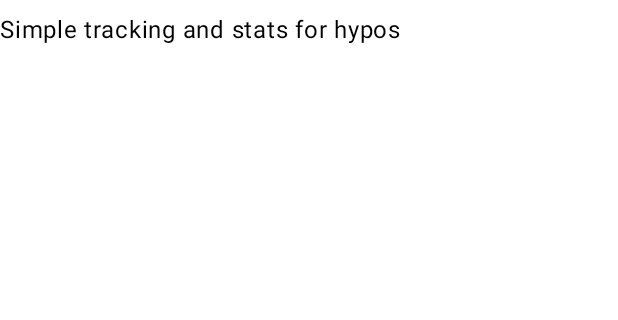
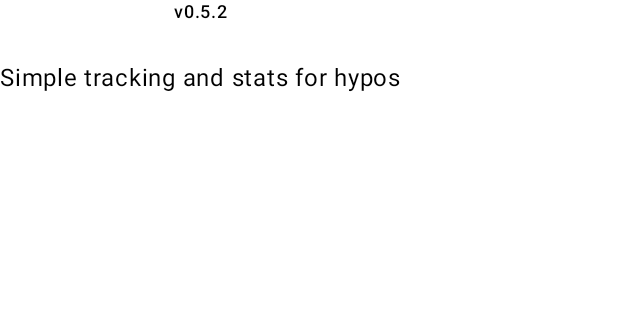
Before and after one commit to psfinaki/HypoStats, an Android app built with Jetpack Compose: the @Preview function AboutHeaderPreview, on a phone screen of 412 x 824 dp, the part 102-422 px from its top. Run offline under Robolectric (Android 15) with nearby library versions, the phone set to English and light mode, and no system bars.

Commit message:
Add app version to the About (#39)

```diff
--- a/app/build.gradle.kts
+++ b/app/build.gradle.kts
@@ -22,6 +22,10 @@ android {
         versionName = "0.5.2"
         testInstrumentationRunner = "app.hypostats.HiltTestRunner"
         base.archivesName = "app.hypostats"
+    }
+
+    buildFeatures {
+        buildConfig = true
     }
 
     room {
--- a/app/src/main/kotlin/app/hypostats/ui/about/AboutScreen.kt
+++ b/app/src/main/kotlin/app/hypostats/ui/about/AboutScreen.kt
@@ -17,6 +17,7 @@ import androidx.compose.ui.platform.LocalUriHandler
 import androidx.compose.ui.res.stringResource
 import androidx.compose.ui.tooling.preview.Preview
 import androidx.compose.ui.unit.dp
+import app.hypostats.BuildConfig
 import app.hypostats.R
 
 @Composable
@@ -75,6 +76,12 @@ private fun AboutHeader() {
     )
 
     Text(
+        text = stringResource(R.string.about_version, BuildConfig.VERSION_NAME),
+        style = MaterialTheme.typography.labelMedium,
+        modifier = Modifier.padding(bottom = 16.dp),
+    )
+
+    Text(
         text = stringResource(R.string.about_desc),
         style = MaterialTheme.typography.bodyLarge,
         modifier = Modifier.padding(top = 8.dp),
--- a/app/src/main/res/values/strings.xml
+++ b/app/src/main/res/values/strings.xml
@@ -64,4 +64,5 @@
     <string name="about_source_code">Source Code</string>
     <string name="about_report_issue">Report an Issue</string>
     <string name="about_open_link">Open link</string>
+    <string name="about_version">v%1$s</string>
 </resources>
```
Also changed, not shown: 1 other file.
